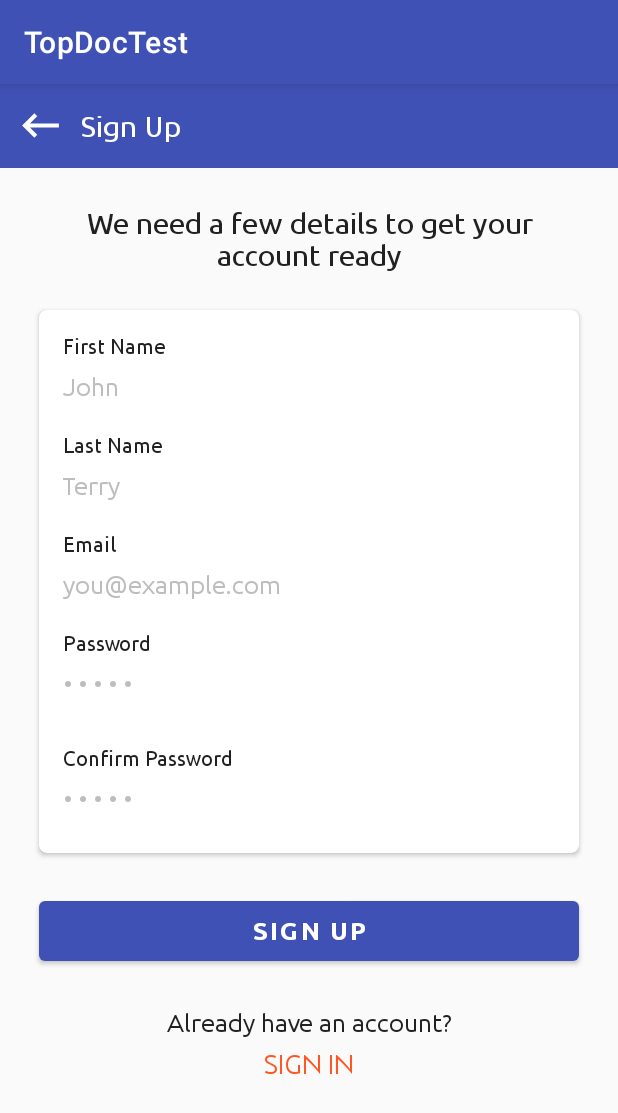
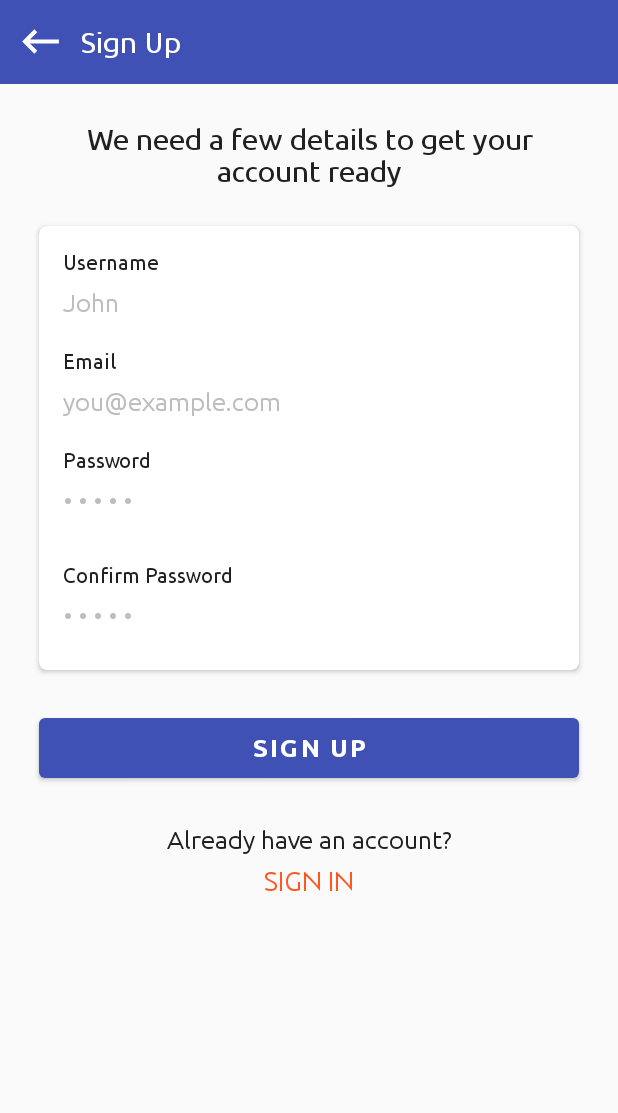
Before and after one commit to ruhul1995/TopDocTest, an Android app: the screen it shows after launch (SignUpActivity), after a tap on "SIGN UP", on a phone screen of 412 x 824 dp. Shown: the top 1113 px of the screen. Run offline under Robolectric (Android 15) with nearby library versions, the phone set to English and light mode, and no system bars; our stand-ins replace Firebase (no records; nobody signed in at launch, a user with empty details on screens opened directly), sdp/ssp sizes.

Commit message:
This is second commit which new things such as: 1)Changed the UI of SignInActivity with username and password. 2)Added firebase authentication to the SignUpActivity

```diff
--- a/app/build.gradle
+++ b/app/build.gradle
@@ -1,5 +1,6 @@
 plugins {
     id 'com.android.application'
+    id 'com.google.gms.google-services'
 }
 
 android {
@@ -30,6 +31,7 @@ dependencies {
     implementation 'com.google.android.material:material:1.2.1'
     implementation 'androidx.constraintlayout:constraintlayout:2.0.4'
     implementation 'com.google.firebase:firebase-firestore:21.6.0'
+    implementation 'com.google.firebase:firebase-auth:19.4.0'
     testImplementation 'junit:junit:4.+'
     androidTestImplementation 'androidx.test.ext:junit:1.1.2'
     androidTestImplementation 'androidx.test.espresso:espresso-core:3.3.0'
--- a/app/src/main/AndroidManifest.xml
+++ b/app/src/main/AndroidManifest.xml
@@ -2,6 +2,9 @@
 <manifest xmlns:android="http://schemas.android.com/apk/res/android"
     package="com.example.topdoctest">
 
+    <uses-permission android:name="android.permission.INTERNET">
+
+    </uses-permission>
     <application
         android:allowBackup="true"
         android:icon="@mipmap/ic_launcher"
--- a/app/src/main/java/com/example/topdoctest/SignInActivity.java
+++ b/app/src/main/java/com/example/topdoctest/SignInActivity.java
@@ -6,7 +6,7 @@ import android.view.View;
 
 import androidx.appcompat.app.AppCompatActivity;
 
-public class SignInActivity extends AppCompatActivity {
+public class SignInActivity extends SignUpActivity {
     @Override
     protected void onCreate(Bundle savedInstanceState) {
         super.onCreate(savedInstanceState);
@@ -18,5 +18,11 @@ public class SignInActivity extends AppCompatActivity {
                 startActivity(new Intent(getApplicationContext(), SignUpActivity.class));
             }
         });
+      /*  findViewById(R.id.buttonSignIn).setOnClickListener(new View.OnClickListener() {
+            @Override
+            public void onClick(View v) {
+                checkCredentials();
+            }
+        });*/
     }
 }
--- a/app/src/main/java/com/example/topdoctest/SignUpActivity.java
+++ b/app/src/main/java/com/example/topdoctest/SignUpActivity.java
@@ -1,15 +1,40 @@
 package com.example.topdoctest;
 
+import android.app.ProgressDialog;
+import android.content.Intent;
 import android.os.Bundle;
 import android.view.View;
+import android.widget.Button;
+import android.widget.EditText;
+import android.widget.Toast;
 
+import androidx.annotation.NonNull;
 import androidx.appcompat.app.AppCompatActivity;
 
+import com.google.android.gms.tasks.OnCompleteListener;
+import com.google.android.gms.tasks.Task;
+import com.google.firebase.auth.AuthResult;
+import com.google.firebase.auth.FirebaseAuth;
+
 public class SignUpActivity extends AppCompatActivity {
+
+    private EditText inputUserName, inputEmail, inputPassword, inputConfirmPassword ;
+    Button signUpBttn;
+
+    private FirebaseAuth firebaseAuth ;
+    private ProgressDialog mLoadBar;
     @Override
     protected void onCreate(Bundle savedInstanceState) {
         super.onCreate(savedInstanceState);
         setContentView(R.layout.activity_sign_up);
+
+        inputUserName = findViewById(R.id.inputUserName);
+        inputEmail = findViewById(R.id.inputEmail);
+        inputPassword = findViewById(R.id.inputPassword);
+        inputConfirmPassword = findViewById(R.id.inputConfirmPassword);
+
+        firebaseAuth = FirebaseAuth.getInstance();
+        mLoadBar = new ProgressDialog(SignUpActivity.this);
 
         findViewById(R.id.imageback).setOnClickListener(new View.OnClickListener() {
             @Override
@@ -23,5 +48,71 @@ public class SignUpActivity extends AppCompatActivity {
                 onBackPressed();
             }
         });
+
+        findViewById(R.id.buttonSignUp).setOnClickListener(new View.OnClickListener() {
+            @Override
+            public void onClick(View v) {
+                checkCredentials();
+            }
+        });
+    }
+
+    void checkCredentials() {
+
+        String username = inputUserName.getText().toString();
+        String emailID = inputEmail.getText().toString();
+        String pwd = inputPassword.getText().toString();
+        String cpwd = inputConfirmPassword.getText().toString();
+
+        if(username.isEmpty() || username.length() <=5)
+        {
+            showError(inputUserName,"Your username is not valid");
+        }
+        else if(emailID.isEmpty() || !emailID.contains("@"))
+        {
+            showError(inputEmail,"Your username is not valid");
+        }
+        else if(pwd.isEmpty() || pwd.length() < 5)
+        {
+            showError(inputPassword,"Your password is not valid");
+        }
+        else if(cpwd.isEmpty() || !(cpwd.equals(pwd)) )
+        {
+            showError(inputConfirmPassword,"Your password does not match");
+        }
+        else
+        {
+            mLoadBar.setTitle("Registeration");
+            mLoadBar.setMessage("Please wait while checking your credential");
+            mLoadBar.setCanceledOnTouchOutside(false);
+            mLoadBar.show();
+
+            firebaseAuth.createUserWithEmailAndPassword(emailID, pwd).addOnCompleteListener(new OnCompleteListener<AuthResult>() {
+                @Override
+                public void onComplete(@NonNull Task<AuthResult> task) {
+
+                    if(task.isSuccessful())
+                    {
+                        //get id of user and username and store
+
+                        Toast.makeText(SignUpActivity.this, "Registeration is Successfull", Toast.LENGTH_SHORT).show();
+
+                        Intent intent = new Intent(SignUpActivity.this, MainActivity.class);
+                        intent.setFlags(intent.FLAG_ACTIVITY_CLEAR_TASK | intent.FLAG_ACTIVITY_NEW_TASK);
+                        startActivity(intent);
+                    }
+                    else
+                    {
+                        Toast.makeText(SignUpActivity.this, task.getException().toString(), Toast.LENGTH_SHORT).show();
+                    }
+                }
+            });
+        }
+    }
+
+    private void showError(EditText input, String s)
+    {
+        input.setError(s);
+        input.requestFocus();
     }
 }
--- a/app/src/main/res/layout/activity_sign_up.xml
+++ b/app/src/main/res/layout/activity_sign_up.xml
@@ -80,12 +80,12 @@
                         android:layout_marginEnd="@dimen/_8sdp"
                         android:fontFamily="@font/ubuntu_regular"
                         android:includeFontPadding="false"
-                        android:text="@string/first_name"
+                        android:text="@string/user_name"
                         android:textColor="@color/colorPrimaryText"
                         android:textSize="@dimen/_11ssp"/>
 
                     <EditText
-                        android:id="@+id/inputFirstName"
+                        android:id="@+id/inputUserName"
                         android:layout_width="match_parent"
                         android:layout_height="@dimen/_30sdp"
                         android:layout_marginStart="@dimen/_8sdp"
@@ -101,7 +101,7 @@
                         android:textColorHint="@color/colorHintText"
                         android:textSize="@dimen/_13ssp"/>
 
-                    <TextView
+                    <!--<TextView
                         android:layout_width="match_parent"
                         android:layout_height="wrap_content"
                         android:layout_marginStart="@dimen/_8sdp"
@@ -128,7 +128,7 @@
                         android:includeFontPadding="false"
                         android:textColor="@color/colorPrimaryText"
                         android:textColorHint="@color/colorHintText"
-                        android:textSize="@dimen/_13ssp"/>
+                        android:textSize="@dimen/_13ssp"/>-->
                     <TextView
                         android:layout_width="match_parent"
                         android:layout_height="wrap_content"
--- a/app/src/main/res/values-night/themes.xml
+++ b/app/src/main/res/values-night/themes.xml
@@ -1,6 +1,6 @@
 <resources xmlns:tools="http://schemas.android.com/tools">
     <!-- Base application theme. -->
-    <style name="Theme.TopDocTest" parent="Theme.MaterialComponents.DayNight.DarkActionBar">
+    <style name="Theme.TopDocTest" parent="Theme.MaterialComponents.DayNight.NoActionBar">
         <!-- Primary brand color. -->
         <item name="colorPrimary">@color/colorPrimary</item>
         <item name="colorPrimaryVariant">@color/colorPrimary</item>
--- a/app/src/main/res/values/strings.xml
+++ b/app/src/main/res/values/strings.xml
@@ -10,8 +10,8 @@
     <string name="don_t_have_an_account">Don\'t\ have \ an \ account?</string>
     <string name="we_need_a_few_details_to_get_your_account_ready">We need a few details to get your account ready</string>
     <string name="john">John</string>
-    <string name="first_name">First Name</string>
-    <string name="last_name">Last Name</string>
+    <string name="user_name">Username</string>
+    <!--<string name="last_name">Last Name</string>-->
     <string name="terry">Terry</string>
     <string name="confirm_password">Confirm Password</string>
     <string name="sign_up">Sign Up</string>
--- a/app/src/main/res/values/themes.xml
+++ b/app/src/main/res/values/themes.xml
@@ -1,6 +1,6 @@
 <resources xmlns:tools="http://schemas.android.com/tools">
     <!-- Base application theme. -->
-    <style name="Theme.TopDocTest" parent="Theme.MaterialComponents.DayNight.DarkActionBar">
+    <style name="Theme.TopDocTest" parent="Theme.MaterialComponents.DayNight.NoActionBar">
         <!-- Primary brand color. -->
         <item name="colorPrimary">@color/colorPrimary</item>
         <item name="colorPrimaryVariant">@color/colorPrimary</item>
```
Also changed, not shown: app/src/main/res/layout/activity_sign_in.xml (+4 -4 lines), 1 other file.
